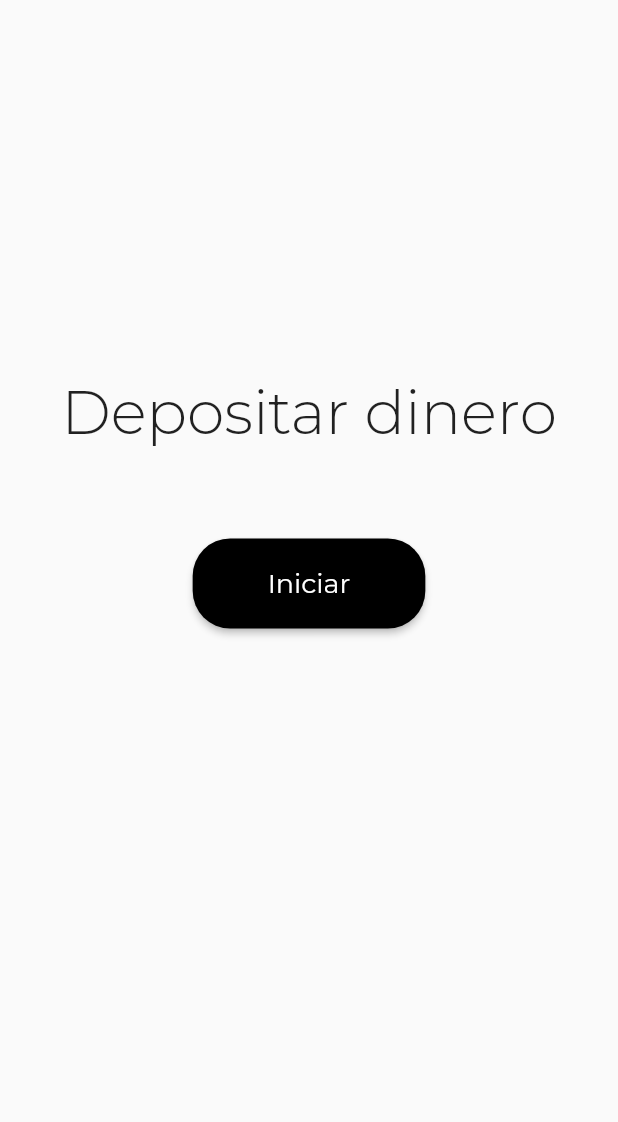
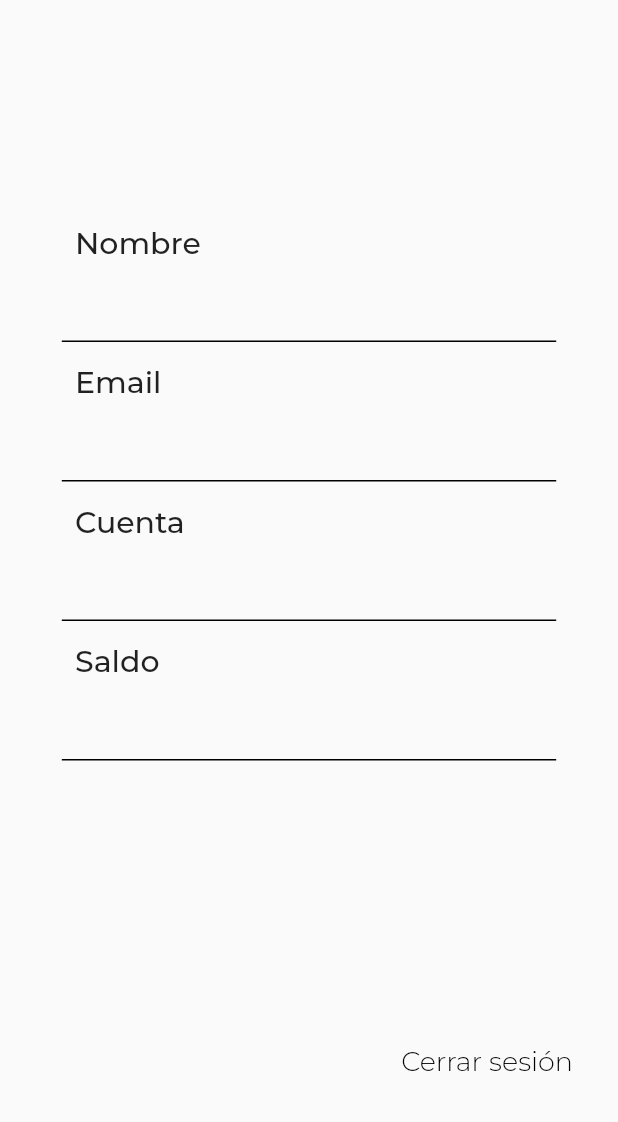
Before and after one commit to JuanJClR/Jpay, a Flutter app: the screen it shows after launch, on a phone screen of 412 x 824 dp, the part 114-1236 px from its top. Run offline on Flutter 3.47's test engine with Material 2 defaults, Android fonts, the phone set to English and light mode, and no system bars; our stand-ins replace google_fonts.

Commit message:
Se agregó la vista consulta

```diff
--- /dev/null
+++ b/lib/consulta.dart
@@ -0,0 +1,200 @@
+import 'package:flutter/material.dart';
+import 'package:google_fonts/google_fonts.dart';
+
+class ConsultaPage extends StatelessWidget {
+  @override
+  Widget build(BuildContext context) {
+    return Scaffold(
+      body: Center(
+        child: Column(
+          children: <Widget>[
+            SizedBox(height: 15),
+            Text(
+              'Jpay',
+              style: GoogleFonts.montserrat(
+                fontSize: 50,
+                fontWeight: FontWeight.bold,
+              ),
+            ),
+            SizedBox(height: 150),
+            Align(
+              alignment: Alignment.centerLeft,
+              child: Padding(
+                padding: const EdgeInsets.only(left: 50, ),
+                child: Text(
+                  'Nombre',
+                  style: GoogleFonts.montserrat(
+                    fontSize: 20,
+                    fontWeight: FontWeight.w500,
+                  ),
+                ),
+              ),
+            ),
+            SizedBox(height: 5),
+            Container(
+              padding: EdgeInsets.symmetric(horizontal: 20),
+              width: MediaQuery.of(context).size.width * 0.8,
+              decoration: BoxDecoration(
+                border: Border(
+                  bottom: BorderSide(
+                    color: Colors.black,
+                    width: 1.0,
+                  ),
+                ),
+              ),
+              child: TextField(
+                enabled: true,
+                decoration: InputDecoration(
+                  border: InputBorder.none,
+                ),
+                style: GoogleFonts.montserrat(
+                  fontSize: 18,
+                  fontWeight: FontWeight.w300,
+                ),
+                textAlign: TextAlign.left,
+              ),
+            ),
+            SizedBox(height: 15),
+            Align(
+              alignment: Alignment.centerLeft,
+              child: Padding(
+                padding: const EdgeInsets.only(left: 50),
+                child: Text(
+                  'Email',
+                  style: GoogleFonts.montserrat(
+                    fontSize: 20,
+                    fontWeight: FontWeight.w500,
+                  ),
+                ),
+              ),
+            ),
+            SizedBox(height: 5),
+            Container(
+              padding: EdgeInsets.symmetric(horizontal: 20),
+              width: MediaQuery.of(context).size.width * 0.8,
+              decoration: BoxDecoration(
+                border: Border(
+                  bottom: BorderSide(
+                    color: Colors.black,
+                    width: 1.0,
+                  ),
+                ),
+              ),
+              child: TextField(
+                enabled: false,
+                decoration: InputDecoration(
+                  border: InputBorder.none,
+                ),
+                style: GoogleFonts.montserrat(
+                  fontSize: 18,
+                  fontWeight: FontWeight.w300,
+                ),
+                textAlign: TextAlign.left,
+              ),
+            ),
+            SizedBox(height: 15),
+            Align(
+              alignment: Alignment.centerLeft,
+              child: Padding(
+                padding: const EdgeInsets.only(left: 50),
+                child: Text(
+                  'Cuenta',
+                  style: GoogleFonts.montserrat(
+                    fontSize: 20,
+                    fontWeight: FontWeight.w500,
+                  ),
+                ),
+              ),
+            ),
+            SizedBox(height: 5),
+            Container(
+              padding: EdgeInsets.symmetric(horizontal: 20),
+              width: MediaQuery.of(context).size.width * 0.8,
+              decoration: BoxDecoration(
+                border: Border(
+                  bottom: BorderSide(
+                    color: Colors.black,
+                    width: 1.0,
+                  ),
+                ),
+              ),
+              child: TextField(
+                enabled: false,
+                decoration: InputDecoration(
+                  border: InputBorder.none,
+                ),
+                style: GoogleFonts.montserrat(
+                  fontSize: 18,
+                  fontWeight: FontWeight.w300,
+                ),
+                textAlign: TextAlign.left,
+              ),
+            ),
+            SizedBox(height: 15),
+            Align(
+              alignment: Alignment.centerLeft,
+              child: Padding(
+                padding: const EdgeInsets.only(left: 50),
+                child: Text(
+                  'Saldo',
+                  style: GoogleFonts.montserrat(
+                    fontSize: 20,
+                    fontWeight: FontWeight.w500,
+                  ),
+                ),
+              ),
+            ),
+            SizedBox(height: 5),
+            Container(
+              padding: EdgeInsets.symmetric(horizontal: 20),
+              width: MediaQuery.of(context).size.width * 0.8,
+              decoration: BoxDecoration(
+                border: Border(
+                  bottom: BorderSide(
+                    color: Colors.black,
+                    width: 1.0,
+                  ),
+                ),
+              ),
+              child: TextField(
+                enabled: false,
+                decoration: InputDecoration(
+                  border: InputBorder.none,
+                ),
+                style: GoogleFonts.montserrat(
+                  fontSize: 18,
+                  fontWeight: FontWeight.w300,
+                ),
+                textAlign: TextAlign.left,
+              ),
+            ),
+            SizedBox(height: 10),
+            Spacer(),
+            Align(
+              alignment: Alignment.bottomRight,
+              child: TextButton(
+                style: TextButton.styleFrom(
+                  padding: EdgeInsets.symmetric(horizontal: 30, vertical: 19),
+                  primary: Colors.black,
+                ),
+                child: Text(
+                  'Cerrar sesión',
+                  style: GoogleFonts.montserrat(
+                    textStyle: TextStyle(
+                      fontSize: 18,
+                      fontWeight: FontWeight.w300,
+                    ),
+                  ),
+                ),
+                onPressed: () {
+                  // Acción a realizar al presionar el botón
+                },
+              ),
+            ),
+            SizedBox(height: 10),
+          ]
+        )
+      )
+    );
+  }
+}
--- a/lib/main.dart
+++ b/lib/main.dart
@@ -1,5 +1,7 @@
 import 'package:flutter/material.dart';
-import 'package:jpay/depositar.dart';
+import 'package:jpay/consulta.dart';
+import 'package:jpay/deposito.dart';
+import 'package:jpay/retiro.dart';
 
 import 'login.dart';
 import 'menu.dart';
@@ -14,7 +16,7 @@ class MyApp extends StatelessWidget {
       theme: ThemeData(
         primarySwatch: Colors.blue,
       ),
-      home: DepositarPage(),
+      home: ConsultaPage(),
     );
   }
 }
--- a/lib/depositar.dart
+++ b/lib/retiro.dart
@@ -1,12 +1,12 @@
 import 'package:flutter/material.dart';
 import 'package:google_fonts/google_fonts.dart';
 
-class DepositarPage extends StatefulWidget {
+class RetiroPage extends StatefulWidget {
   @override
-  _DepositarPageState createState() => _DepositarPageState();
+  _RetiroPageState createState() => _RetiroPageState();
 }
 
-class _DepositarPageState extends State<DepositarPage> {
+class _RetiroPageState extends State<RetiroPage> {
   String? _selectedOption;
 
   @override
@@ -26,7 +26,7 @@ class _DepositarPageState extends State<DepositarPage> {
           ),
           SizedBox(height: 250),
           Text(
-            'Depositar dinero',
+            'Retirar dinero',
             style: GoogleFonts.montserrat(
               textStyle: TextStyle(
                 fontSize: 40,
@@ -106,7 +106,7 @@ class _DepositarPageState extends State<DepositarPage> {
                           items: [
                             DropdownMenuItem<String>(
                               child: Text(
-                                'Tarjeta de crédito',
+                                'PayPal',
                                 style: GoogleFonts.montserrat(
                                   textStyle: TextStyle(
                                     fontSize: 18,
@@ -114,7 +114,7 @@ class _DepositarPageState extends State<DepositarPage> {
                                   ),
                                 ),
                               ),
-                              value: 'Tarjeta de crédito',
+                              value: 'PayPal',
                             ),
                             DropdownMenuItem<String>(
                               child: Text(
@@ -159,7 +159,7 @@ class _DepositarPageState extends State<DepositarPage> {
                         ),
                       ),
                       child: Text(
-                        'Iniciar',
+                        'Continuar',
                         style: GoogleFonts.montserrat(
                           textStyle: TextStyle(
                             color: Colors.white,
```
Also changed, not shown: lib/deposito.dart (added, +182 -0 lines).
